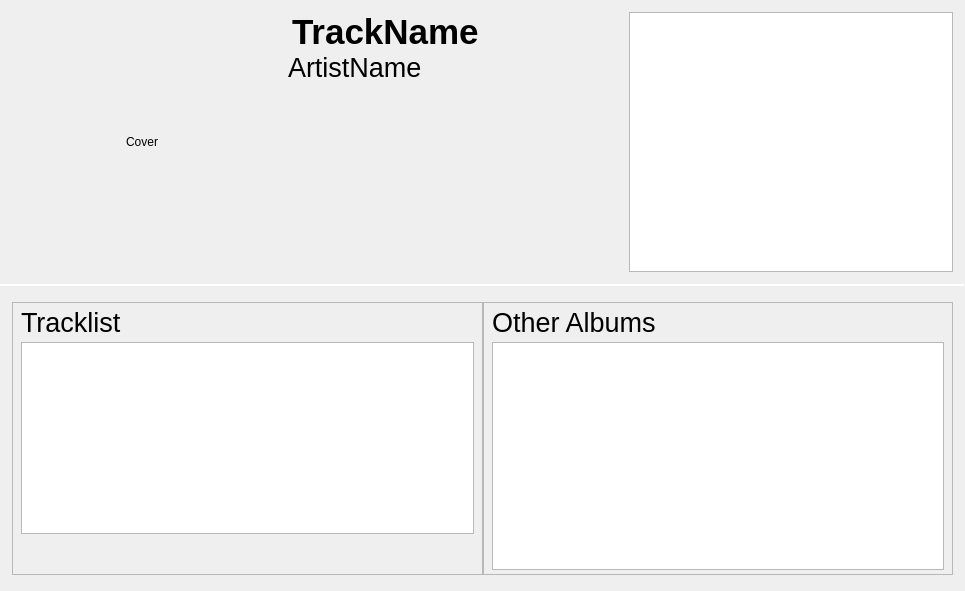
Above: src/libtomahawk/widgets/infowidgets/AlbumInfoWidget.ui from tomahawk-player/tomahawk before the change. Below: the same form after it.
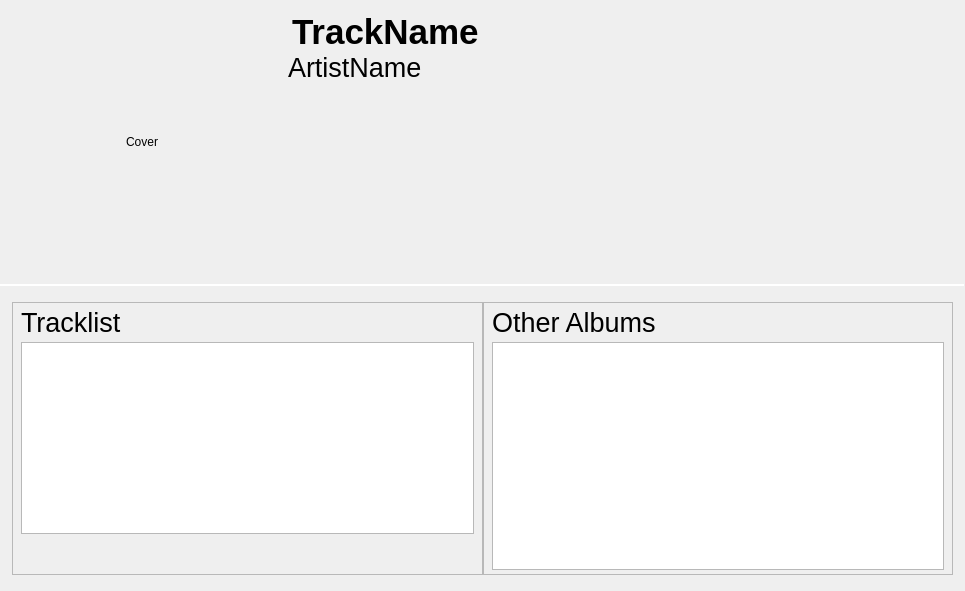
That is the form after the change. Custom widgets are drawn as their Qt base class.

Commit message: Remove unused biography widget from AlbumInfoWidget

Patch:
```diff
--- a/src/libtomahawk/widgets/infowidgets/AlbumInfoWidget.ui
+++ b/src/libtomahawk/widgets/infowidgets/AlbumInfoWidget.ui
@@ -114,25 +114,6 @@
        </item>
       </layout>
      </item>
-     <item>
-      <widget class="QTextBrowser" name="biography">
-       <property name="sizePolicy">
-        <sizepolicy hsizetype="MinimumExpanding" vsizetype="MinimumExpanding">
-         <horstretch>0</horstretch>
-         <verstretch>0</verstretch>
-        </sizepolicy>
-       </property>
-       <property name="minimumSize">
-        <size>
-         <width>0</width>
-         <height>190</height>
-        </size>
-       </property>
-       <property name="horizontalScrollBarPolicy">
-        <enum>Qt::ScrollBarAlwaysOff</enum>
-       </property>
-      </widget>
-     </item>
     </layout>
    </item>
    <item>
```
The commit also changes 1 other file.
